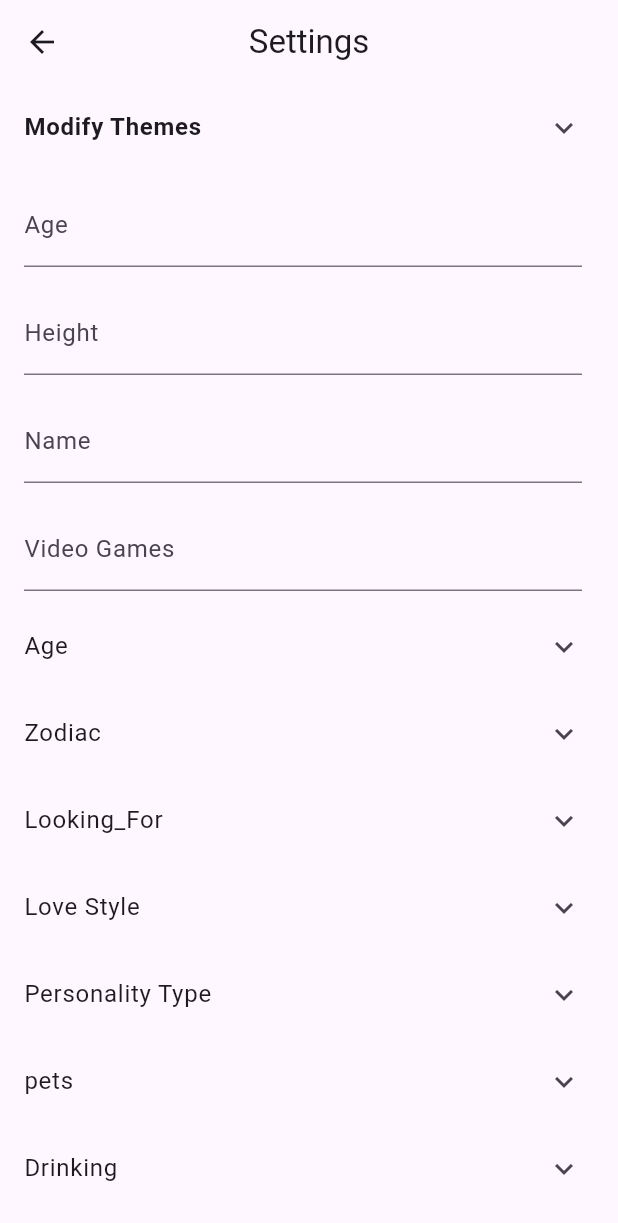
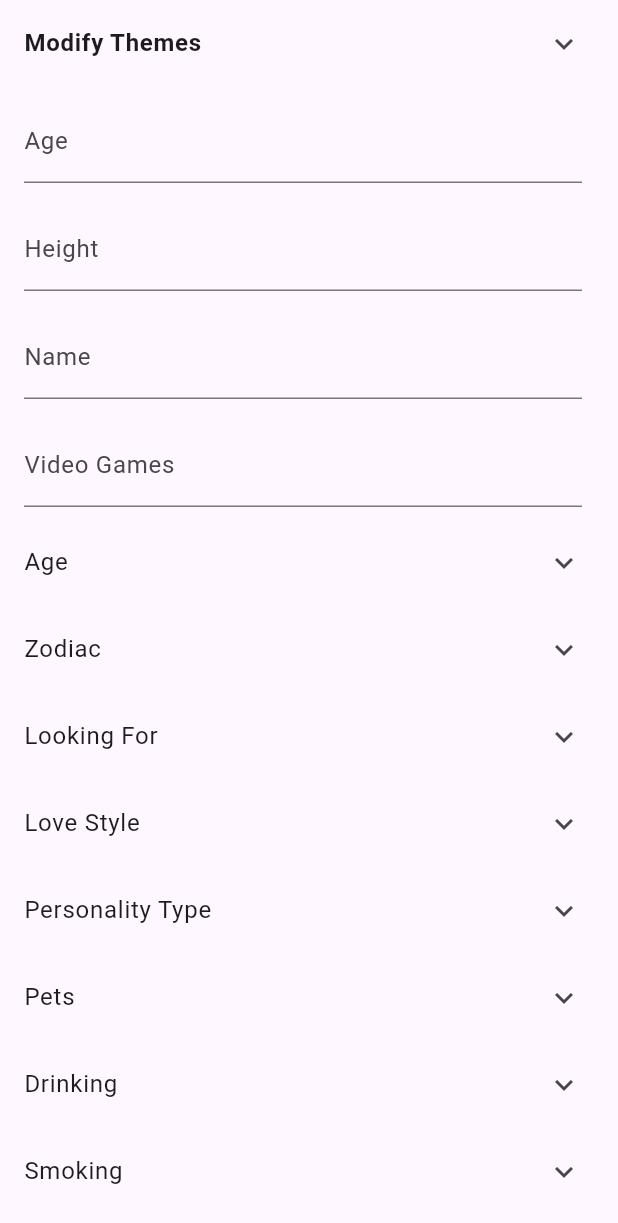
Before and after one commit to minerd/ai_dating, a Flutter app: the ThemePage screen opened directly, on a phone screen of 412 x 824 dp. Shown: the top 1223 px of the screen. Run offline on Flutter 3.47's test engine with Material 3 defaults, Android fonts, the light colour scheme and no system bars; our stand-ins replace cloud_firestore, firebase_auth, firebase_core, firebase_storage, flutter_chat_types, flutter_chat_ui and 5 more; missing offline and left inert: flutter_firebase_chat_core; accounts and stored records are empty; network calls fail; Roboto replaces fonts that are missing (Ranga, sfPro).

Commit message:
register page + register page updated + register page user questionnaire added + chat feature fixed + settings page

```diff
--- a/lib/button.dart
+++ b/lib/button.dart
@@ -17,7 +17,7 @@ class MyButton extends StatelessWidget {
         child: Center(
           child: Text(
             text,
-            style: TextStyle(color: Colors.pink,fontFamily: 'sfSemiBold', fontSize: 16),
+            style: TextStyle(color: Colors.pink,  fontSize: 20),
           ),),)
     );
   }
--- a/lib/main.dart
+++ b/lib/main.dart
@@ -26,6 +26,7 @@ class MyApp extends StatelessWidget {
     return MaterialApp(
       title: 'Flutter Demo',
       theme: ThemeData(
+        fontFamily: 'Ranga',
         colorScheme: ColorScheme.fromSeed(seedColor: Colors.deepPurple),
         useMaterial3: true,
       ),
--- a/lib/register_screen_2.dart
+++ b/lib/register_screen_2.dart
@@ -63,14 +63,14 @@ class _RegisterPage2State extends State<RegisterPage2> {
     try {
       final Position position = await _determinePosition();
       await FirebaseFirestore.instance.collection('users').doc(FirebaseAuth.instance.currentUser!.uid).update({
-        'name': _nameController.text,
+        'firstName': _nameController.text,
         'age': int.parse(_ageController.text),
         'location': GeoPoint(position.latitude, position.longitude),
-      });
+      },);
       setState(() {
         _isLoading = false;
       });
-      Navigator.of(context).pop(); // Optionally navigate away after saving
+      Navigator.push(context, MaterialPageRoute(builder: (context) => HomePage())); // Optionally navigate away after saving
     } catch (e) {
       setState(() {
         _isLoading = false;
--- a/lib/settings.dart
+++ b/lib/settings.dart
@@ -19,6 +19,16 @@ class _ThemePageState extends State<ThemePage> {
   final TextEditingController _heightController = TextEditingController();
   final TextEditingController _nameController = TextEditingController();
   final TextEditingController _videoGamesController = TextEditingController();
+  final TextEditingController _zodiacController = TextEditingController();
+  final TextEditingController _lookingForController = TextEditingController();
+  final TextEditingController _loveStyleController = TextEditingController();
+  final TextEditingController _personalityTypeController = TextEditingController();
+  final TextEditingController _petController = TextEditingController();
+  final TextEditingController _drinkingController = TextEditingController();
+  final TextEditingController _smokingController = TextEditingController();
+  final TextEditingController _cannabisController = TextEditingController();
+  final TextEditingController _workoutController = TextEditingController();
+  final TextEditingController _sleepingController = TextEditingController();
 
   @override
   void initState() {
@@ -45,6 +55,16 @@ class _ThemePageState extends State<ThemePage> {
         _heightController.text = userData['height'] ?? '';
         _nameController.text = userData['name'] ?? '';
         _videoGamesController.text = userData['video_games'] ?? '';
+        _zodiacController.text = userData['zodiac'] ?? '';
+        _lookingForController.text = userData['looking_for'] ?? '';
+        _loveStyleController.text = userData['love_style'] ?? '';
+        _personalityTypeController.text = userData['personality_type'] ?? '';
+        _petController.text = userData['pet'] ?? '';
+        _drinkingController.text = userData['drinking'] ?? '';
+        _smokingController.text = userData['smoking'] ?? '';
+        _cannabisController.text = userData['cannabis'] ?? '';
+        _workoutController.text = userData['workout'] ?? '';
+        _sleepingController.text = userData['sleep'] ?? '';
       }
     }
   }
@@ -52,10 +72,6 @@ class _ThemePageState extends State<ThemePage> {
   @override
   Widget build(BuildContext context) {
     return Scaffold(
-      appBar: AppBar(
-        title: Text('Settings', style: TextStyle(fontFamily: 'sfPro')),
-        centerTitle: true,
-      ),
       body: ListView(
         children: [
           ExpansionTile(
@@ -77,42 +93,48 @@ class _ThemePageState extends State<ThemePage> {
           _editProfileField('Height', _heightController),
           _editProfileField('Name', _nameController),
           _editProfileField('Video Games', _videoGamesController),
-          _buildExpansionTile('Age', ['18', '19', '20', '21', '22','23','24','25','26','27']),
-          _buildExpansionTile('Zodiac', ['Taurus','Gemini','Cancer','Leo','Virgo','Scorpio','Sagittarius','Capricorn','Aquarius','Pisces','Aries','Libra']),
-          _buildExpansionTile('Looking_For', ['Monogamy','Not Sure', 'Short Term Fun']),
-          _buildExpansionTile('Love Style', ['Touch','Gifts','Thoughtful Gestures','Quality Time','Words of Affirmation']),
+          _buildExpansionTile('Age', ['18', '19', '20', '21', '22','23','24','25','26','27'], _ageController),
+          _buildExpansionTile('Zodiac', ['Taurus','Gemini','Cancer','Leo','Virgo','Scorpio','Sagittarius','Capricorn','Aquarius','Pisces','Aries','Libra'],_zodiacController),
+          _buildExpansionTile('Looking For', ['Monogamy','Not Sure', 'Short Term Fun'],_lookingForController),
+          _buildExpansionTile('Love Style', ['Touch','Gifts','Thoughtful Gestures','Quality Time','Words of Affirmation'],_loveStyleController),
           _buildExpansionTile('Personality Type', [
             'ISTJ', 'ISFJ', 'INFJ', 'INTJ', // Introverted, Intuitive
             'ISTP', 'ISFP', 'INFP', 'INTP', // Introverted, Perceiving
             'ESTP', 'ESFP', 'ENFP', 'ENTP', // Extroverted, Perceiving
             'ESTJ', 'ESFJ', 'ENFJ', 'ENTJ'  // Extroverted, Judging
-          ]),
-          _buildExpansionTile('pets', ['Dog','Cat','Lizard','Mouse','Fish','Dog','Reptile']),
-          _buildExpansionTile('Drinking', ['Sober Curious','Often','On Weekends','Never']),
-          _buildExpansionTile('Smoking', ['Often','Sometimes','Never']),
-          _buildExpansionTile('Cannabis',['Often','Sometimes','Never']),
-          _buildExpansionTile('Workout',['Often','Sometimes','Never']),
-          _buildExpansionTile('Sleeping Habits', ['Early Bird','Normal','Night Owl']),
+          ],_personalityTypeController),
+          _buildExpansionTile('Pets', ['Dog','Cat','Lizard','Mouse','Fish','Dog','Reptile'],_petController),
+          _buildExpansionTile('Drinking', ['Sober Curious','Often','On Weekends','Never'],_drinkingController),
+          _buildExpansionTile('Smoking', ['Often','Sometimes','Never'],_smokingController),
+          _buildExpansionTile('Cannabis',['Often','Sometimes','Never'],_cannabisController),
+          _buildExpansionTile('Workout',['Often','Sometimes','Never'],_workoutController),
+          _buildExpansionTile('Sleeping Habits', ['Early Bird','Normal','Night Owl'],_sleepingController),
           ListTile(
-            title: Text('Update Profile', style: TextStyle(color: Colors.blue)),
+            title: const Center(child: Text('Update Profile', style: TextStyle(color: Colors.blue))),
             onTap: _updateUserProfile,
           ),
           ListTile(
-            title: Text('Delete Account', style: TextStyle(color: Colors.red, fontFamily: 'sfPro')),
+            title: const Center(child: Text('Delete Account', style: TextStyle(color: Colors.red))),
             onTap: _confirmDeleteAccount,
+          ),
+          ListTile(
+            title: const Center(child: Text('Sign Out', style: TextStyle(color: Colors.teal))),
+            onTap: _signOut,
           ),
         ],
       ),
     );
   }
 
-  Widget _buildExpansionTile(String title, List<String> options) {
+  Widget _buildExpansionTile(String title, List<String> options,TextEditingController controller) {
     return ExpansionTile(
       title: Text(title),
       children: options.map((String option) {
         return ListTile(
           title: Text(option),
-          onTap: () {},
+          onTap: (){setState(() {
+            controller.text = option; // Set the selected option to the controller
+          });},
         );
       }).toList(),
     );
@@ -204,6 +226,16 @@ class _ThemePageState extends State<ThemePage> {
     );
   }
 
+  Future<void> _signOut() async {
+    try {
+      await FirebaseAuth.instance.signOut();
+      Navigator.of(context).pushReplacement(MaterialPageRoute(builder: (context) => LoginPage()));
+    } catch (e) {
+      _showErrorDialog('Failed to sign out: $e');
+    }
+  }
+
+
   Future<void> _deleteUserAccount() async {
     final user = FirebaseAuth.instance.currentUser;
     if (user != null) {
--- a/lib/text_field.dart
+++ b/lib/text_field.dart
@@ -17,7 +17,7 @@ class MyTextField extends StatelessWidget {
   Widget build(BuildContext context) {
     return TextField(
       maxLength: 200,
-      style: TextStyle(color: Colors.black, fontFamily: 'sfPro', fontSize: 15,),
+      style: TextStyle(color: Colors.black, fontSize: 15,),
       controller: controller,
       obscureText: obscureText,
       decoration: InputDecoration(
@@ -30,7 +30,7 @@ class MyTextField extends StatelessWidget {
         fillColor: theme,
         filled: true,
         hintText: hintText,
-        hintStyle: TextStyle(color: Colors.black, fontFamily: 'sfPro', fontSize: 15,),
+        hintStyle: TextStyle(color: Colors.black, fontSize: 17,),
       ),
     );
   }
--- a/pubspec.yaml
+++ b/pubspec.yaml
@@ -44,7 +44,6 @@ dependencies:
   image_picker: ^1.1.1
   geolocator: ^11.0.0
   flutter_swipable:
-  google_maps_flutter: ^2.6.1
   http: ^1.2.1
   intl_phone_number_input: ^0.7.4
   pinput: ^4.0.0
```
Also changed, not shown: lib/chat_page.dart (+7 -7 lines), lib/home_page.dart (+10 -1 lines), lib/likes_page.dart (+78 -0 lines), lib/login.dart (+2 -6 lines), lib/register.dart (+14 -12 lines), pubspec.lock.
